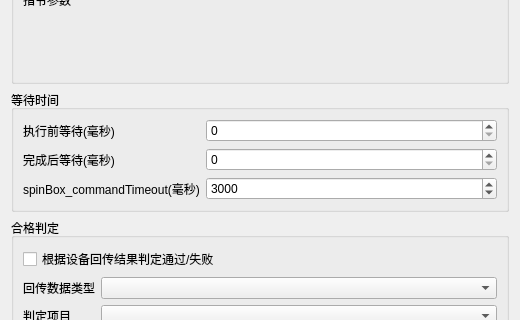
The window that platform/settings/widgets/test_case_edit_dialog.ui (yuhuang163/test) describes before a commit, drawn with Qt 5; both pictures show x 0 to 520 and y 315 to 635 of the 520 by 904 pixel window.
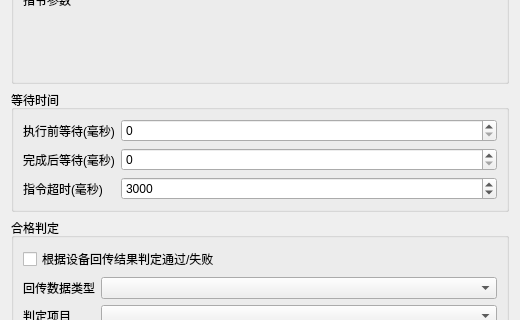
The same window after the commit.

Commit message: 重构了qat的发送指令收敛

What changed in the file:
```diff
--- a/platform/settings/widgets/test_case_edit_dialog.ui
+++ b/platform/settings/widgets/test_case_edit_dialog.ui
@@ -7,7 +7,7 @@
     <x>0</x>
     <y>0</y>
     <width>520</width>
-    <height>640</height>
+    <height>841</height>
    </rect>
   </property>
   <property name="windowTitle">
@@ -196,12 +196,18 @@
       </item>
       <item row="2" column="0">
        <widget class="QLabel" name="label_commandTimeout">
-        <property name="text">
-         <string>spinBox_commandTimeout(毫秒)</string>
+        <property name="sizePolicy">
+         <sizepolicy hsizetype="Preferred" vsizetype="Expanding">
+          <horstretch>0</horstretch>
+          <verstretch>0</verstretch>
+         </sizepolicy>
         </property>
         <property name="toolTip">
          <string>sendCommandWithRetry 每次等待设备响应的间隔；超时后按 test_base 规则重试。未配置的旧 ini 运行时仍为：无卡控 3000、有卡控 8000。</string>
         </property>
+        <property name="text">
+         <string>指令超时(毫秒)</string>
+        </property>
        </widget>
       </item>
       <item row="2" column="1">
```
Left out of the diff: 24 changed lines with no effect on the pictures. The commit also changes 24 other files.
